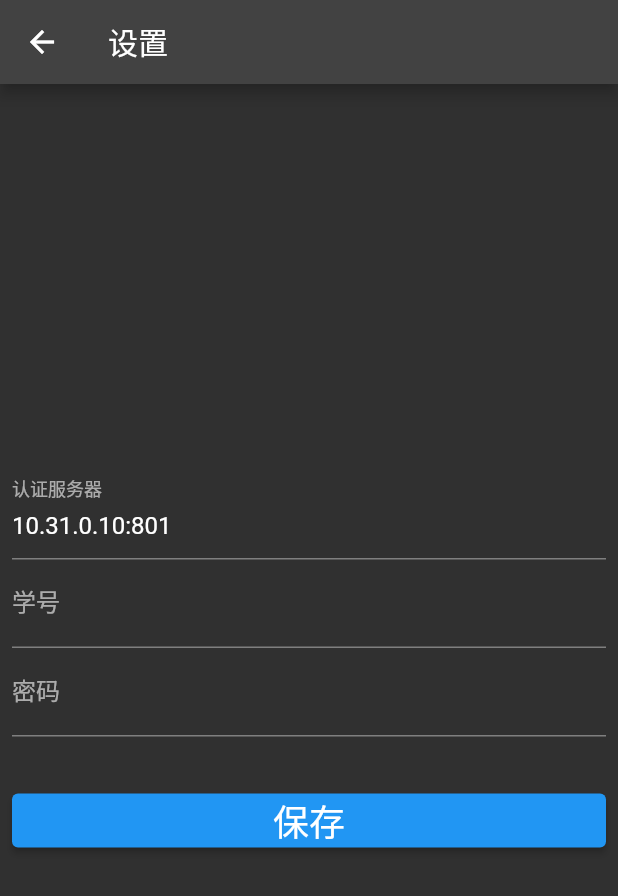
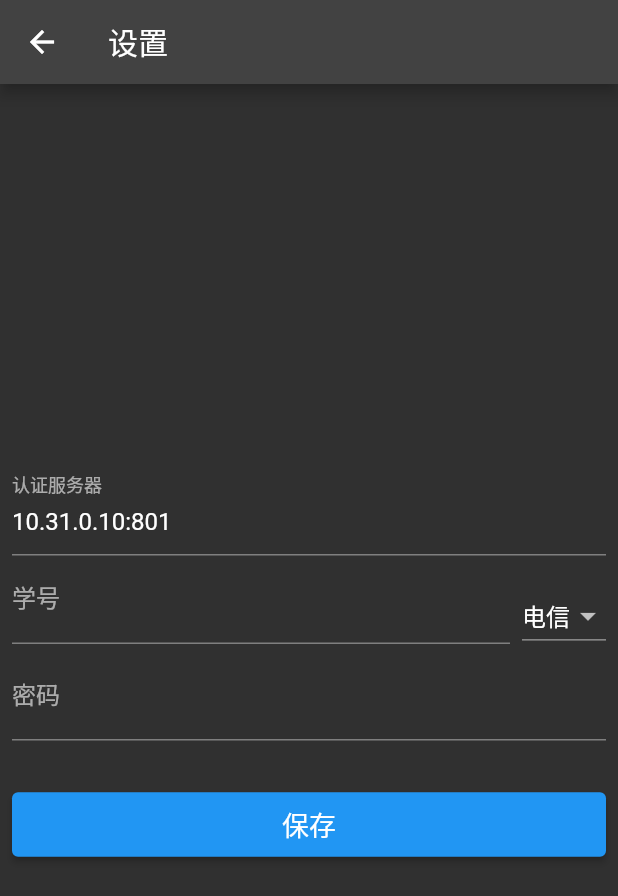
Before and after one commit to Yue-plus/JvtcCampusNetworkDialer, a Flutter app: the Settings screen opened by its route, on a phone screen of 412 x 824 dp. Shown: the top 896 px of the screen. Run offline on Flutter 3.47's test engine with Material 2 defaults, Android fonts, the phone set to English and light mode, and no system bars.

Commit message:
update Settings 选择 ISP

```diff
--- a/lib/main.dart
+++ b/lib/main.dart
@@ -14,6 +14,11 @@ void main() => runApp(MaterialApp(
         '/': (BuildContext context) => _Home(),
         '/settings': (BuildContext context) => const Settings(),
       },
+      locale: const Locale.fromSubtags(
+        languageCode: 'zh',
+        scriptCode: 'Hans',
+        countryCode: 'CN',
+      ),
       debugShowCheckedModeBanner: false,
     ));
 
--- a/lib/settings.dart
+++ b/lib/settings.dart
@@ -1,4 +1,16 @@
 import 'package:flutter/material.dart';
+
+/// 网络业务提供商
+enum ISP {
+  /// 电信
+  telecom,
+
+  /// 联通
+  unicom,
+
+  /// 移动
+  cmcc,
+}
 
 class Settings extends StatefulWidget {
   const Settings({super.key});
@@ -8,6 +20,18 @@ class Settings extends StatefulWidget {
 }
 
 class _SettingState extends State<Settings> {
+  /// 认证主机
+  String authHost = '10.31.0.10:801';
+
+  /// 学号
+  String studentNumber = '';
+
+  /// 网络业务提供商
+  ISP isp = ISP.telecom;
+
+  /// 密码
+  String userPassword = '';
+
   @override
   Widget build(BuildContext context) {
     return Scaffold(
@@ -20,18 +44,37 @@ class _SettingState extends State<Settings> {
             mainAxisSize: MainAxisSize.min,
             children: [
               TextFormField(
-                initialValue: '10.31.0.10:801',
+                initialValue: authHost,
                 decoration: const InputDecoration(
                   labelText: '认证服务器',
                   hintText: '[IP 地址 / 域名]:[端口号]',
                 ),
               ),
-              TextFormField(
-                keyboardType: TextInputType.number,
-                decoration: const InputDecoration(labelText: '学号'),
+              Row(
+                textBaseline: TextBaseline.ideographic,
+                crossAxisAlignment: CrossAxisAlignment.baseline,
+                children: [
+                  Expanded(
+                    child: TextFormField(
+                      keyboardType: TextInputType.number,
+                      decoration: const InputDecoration(labelText: '学号'),
+                    ),
+                  ),
+                  const SizedBox(width: 8),
+                  DropdownButton<ISP>(
+                    value: isp,
+                    items: const <DropdownMenuItem<ISP>>[
+                      DropdownMenuItem(value: ISP.telecom, child: Text('电信')),
+                      DropdownMenuItem(value: ISP.unicom, child: Text('联通')),
+                      DropdownMenuItem(value: ISP.cmcc, child: Text('移动')),
+                    ],
+                    onChanged: (value) => setState(() => isp = value ?? ISP.cmcc),
+                  ),
+                ],
               ),
               TextFormField(
                 keyboardType: TextInputType.visiblePassword,
+                obscureText: true,
                 decoration: const InputDecoration(
                   labelText: '密码',
                 ),
@@ -41,8 +84,10 @@ class _SettingState extends State<Settings> {
                 padding: const EdgeInsets.only(top: 32),
                 child: ElevatedButton(
                   onPressed: () {},
-                  // style: const ButtonStyle(padding: EdgeInsets.all(8)),
-                  child: const Text('保存', style: TextStyle(fontSize: 24)),
+                  child: const Padding(
+                    padding: EdgeInsets.all(8),
+                    child: Text('保存', style: TextStyle(fontSize: 18)),
+                  ),
                 ),
               ),
             ],
```
